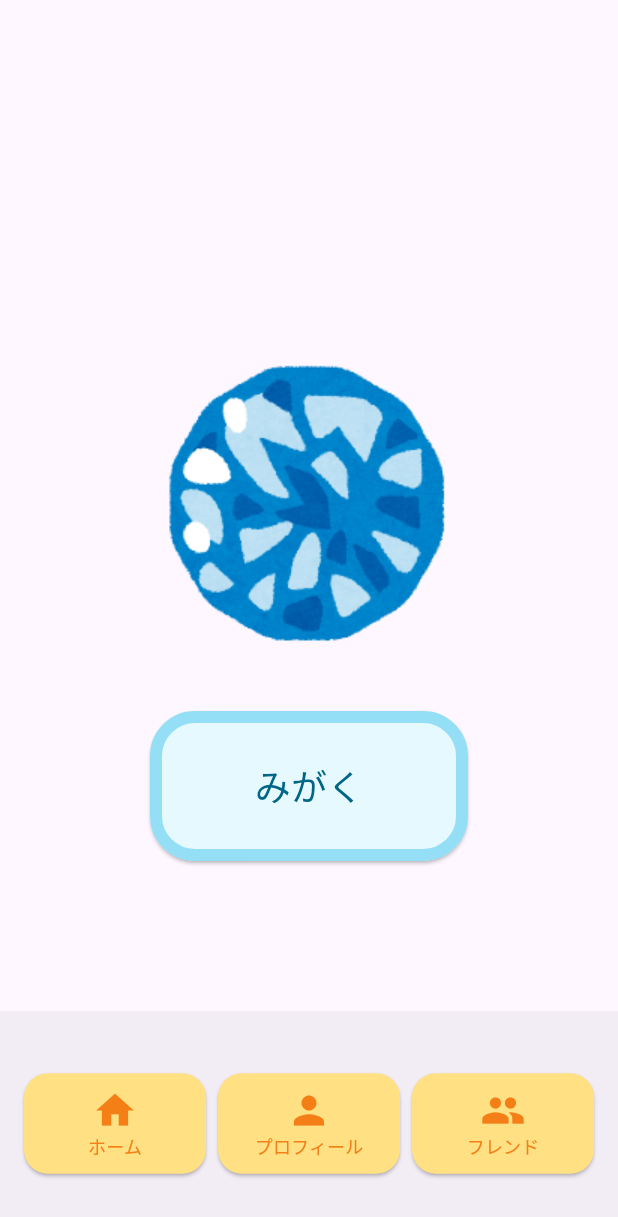
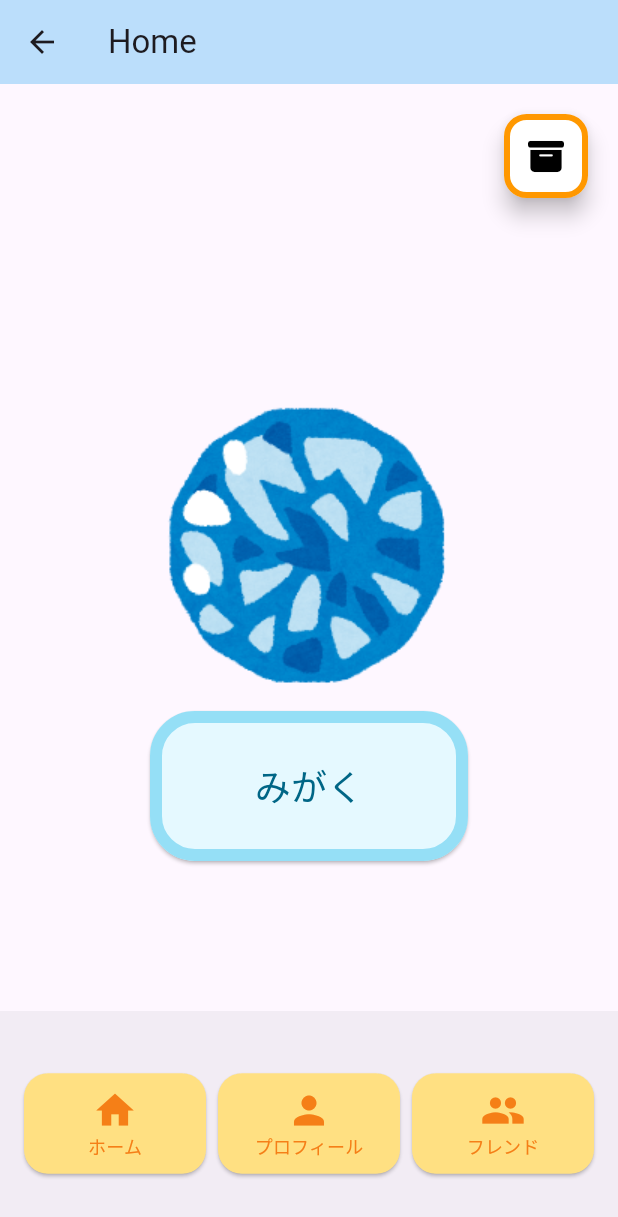
Before and after one commit to yukina-t156/jewelry-custom-flutter, a Flutter app: the screen it shows after launch, on a phone screen of 412 x 824 dp. Shown: the top 1217 px of the screen. Run offline on Flutter 3.47's test engine with Material 3 defaults, Android fonts, the light colour scheme and no system bars; our stand-ins replace font_awesome_flutter.

Commit message:
make basic pages

```diff
--- a/lib/main.dart
+++ b/lib/main.dart
@@ -1,5 +1,7 @@
 import 'package:flutter/material.dart';
 import 'screens/home_screen.dart';
+import 'screens/profile_screen.dart';
+import 'screens/friends_screen.dart';
 
 void main() {
   runApp(const MyApp());
@@ -17,6 +19,12 @@ class MyApp extends StatelessWidget {
         useMaterial3: true,
       ),
       home: const HomeScreen(),
+      initialRoute: '/home', // 初期ルート
+      routes: {
+        '/home': (context) => HomeScreen(),
+        '/profile': (context) => ProfileScreen(),
+        '/friends': (context) => FriendsScreen(),
+      },
     );
   }
 }
--- a/lib/screens/home_screen.dart
+++ b/lib/screens/home_screen.dart
@@ -1,7 +1,7 @@
 import 'package:flutter/material.dart';
-import 'package:jewelry_custom_flutter/widgets/foot_buttons.dart'; // 実際のパスに合わせてください
-
-
+import 'package:font_awesome_flutter/font_awesome_flutter.dart';
+import 'package:jewelry_custom_flutter/screens/collections_screen.dart';
+import 'package:jewelry_custom_flutter/widgets/foot_buttons.dart';
 class HomeScreen extends StatefulWidget {
   const HomeScreen({super.key});
 
@@ -13,10 +13,11 @@ class _HomeScreenState extends State<HomeScreen> {
   @override
   Widget build(BuildContext context) {
     return Scaffold(
-      // appBar: AppBar(
-      //   backgroundColor: Theme.of(context).colorScheme.inversePrimary,
-      //   title: const Text('Home'),
-      // ),
+      appBar: AppBar(
+        backgroundColor: Colors.blue[100],
+        title: const Text('Home'),
+      ),
+      /* -------------- 宝石 -------------- */
       body: Stack(
         children: <Widget>[
           Center(
@@ -31,6 +32,7 @@ class _HomeScreenState extends State<HomeScreen> {
               ],
             ),
           ),
+          /* -------------- みがくボタン -------------- */
           Align(
             alignment: Alignment.bottomCenter,
             child: Padding(
@@ -40,13 +42,12 @@ class _HomeScreenState extends State<HomeScreen> {
                 },
                 child: const Text(
                   'みがく',
-                  style:TextStyle(fontSize: 24)
+                  style: TextStyle(fontSize: 24),
                 ),
                 style: ElevatedButton.styleFrom(
                   backgroundColor: const Color(0xFFE5F9FF), // ボタンの背景色
                   foregroundColor: const Color(0xFF006686), // ボタン上のテキストの色
-                  side: BorderSide(color: Color(0xFF95DFF6), width: 8),//枠の設定
-                  // shape: const StadiumBorder(),
+                  side: BorderSide(color: Color(0xFF95DFF6), width: 8), // 枠の設定
                   shape: RoundedRectangleBorder(
                     borderRadius: BorderRadius.circular(30),
                   ),
@@ -55,8 +56,31 @@ class _HomeScreenState extends State<HomeScreen> {
               ),
             ),
           ),
+          /* -------------- コレクションのボタン -------------- */
+          Positioned(
+            top: 20,
+            right: 20,
+            child: FloatingActionButton(
+              onPressed: () {
+                // ボタンが押されたときの処理
+                Navigator.push(
+                context,
+                MaterialPageRoute(builder: (context) => CollectionsScreen()),
+            );
+              },
+              backgroundColor: Colors.white, // 背景の色
+              foregroundColor: Colors.black, // アイコンの色
+              shape: RoundedRectangleBorder(
+                // 枠
+                borderRadius: BorderRadius.circular(15),
+                side: const BorderSide(color: Colors.orange, width: 4),
+              ),
+              child: const FaIcon(FontAwesomeIcons.boxArchive),
+            ),
+          ),
         ],
       ),
+      /* -------------- 下のメニュー欄 -------------- */
       bottomNavigationBar: Container(
         color: Colors.grey[300], // 背景の灰色
         height: 150, // 背景の高さ
--- a/lib/widgets/foot_buttons.dart
+++ b/lib/widgets/foot_buttons.dart
@@ -10,22 +10,22 @@ class FooterButtons extends StatelessWidget {
         mainAxisAlignment: MainAxisAlignment.spaceEvenly,
         children: <Widget>[
             Expanded(
-              child: _buildButton(context, 'ホーム', Icons.home),
+              child: _buildButton(context, 'ホーム', Icons.home, '/home'),
             ),
             SizedBox(width: 8), // ボタンの間に縦のスペースを追加
             Expanded(
-              child: _buildButton(context, 'プロフィール', Icons.person),
+              child: _buildButton(context, 'プロフィール', Icons.person, '/profile'),
             ),
             SizedBox(width: 8), // ボタンの間に縦のスペースを追加
             Expanded(
-              child: _buildButton(context, 'フレンド', Icons.group),
+              child: _buildButton(context, 'フレンド', Icons.group, '/friends'),
             ),
         ],
       ),
     );
   }
 
-  Widget _buildButton(BuildContext context, String label, IconData icon) {
+  Widget _buildButton(BuildContext context, String label, IconData icon, String route) {
     return ElevatedButton(
       style: ElevatedButton.styleFrom(
         shape: RoundedRectangleBorder(
@@ -39,7 +39,7 @@ class FooterButtons extends StatelessWidget {
       // tooltip: label,
       onPressed: () {
         // 各ボタンが押されたときの処理をここに記述
-        // 例: Navigator.pushNamed(context, '/${label}');
+        Navigator.pushNamed(context, route);
       },
 
       child: Column(
--- a/pubspec.yaml
+++ b/pubspec.yaml
@@ -30,6 +30,7 @@ environment:
 dependencies:
   flutter:
     sdk: flutter
+  font_awesome_flutter: ^10.7.0
 
 
   # The following adds the Cupertino Icons font to your application.
```
Also changed, not shown: lib/screens/collections_screen.dart (added, +57 -0 lines), lib/screens/friends_screen.dart (added, +92 -0 lines), lib/screens/profile_screen.dart (added, +65 -0 lines).
